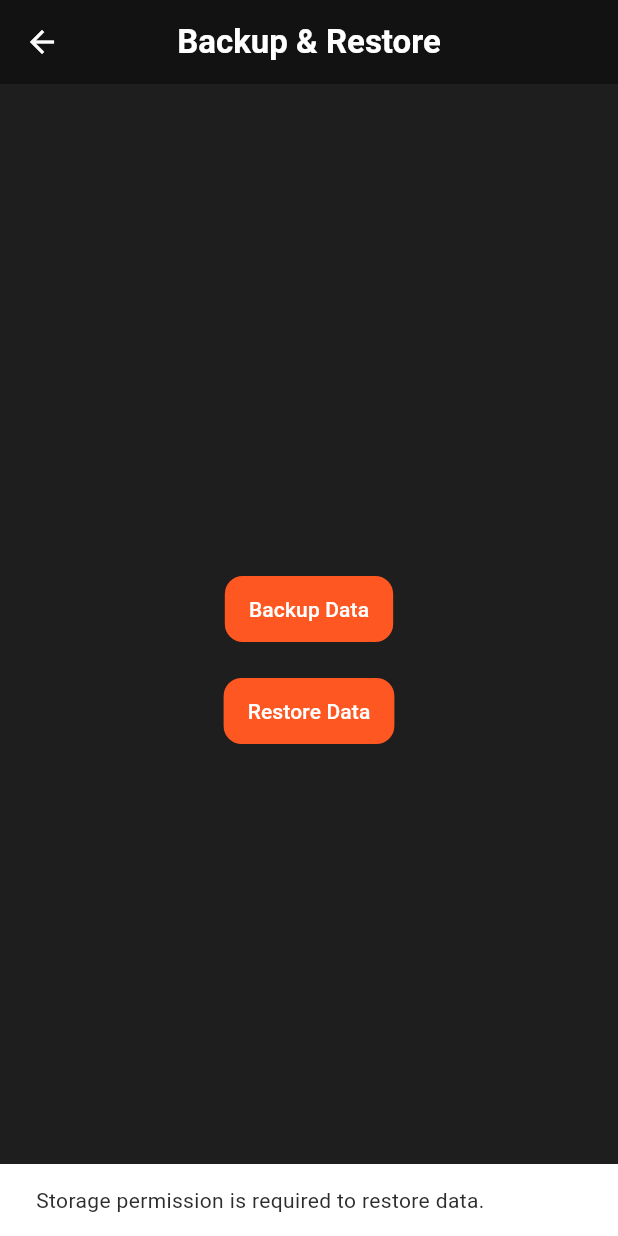
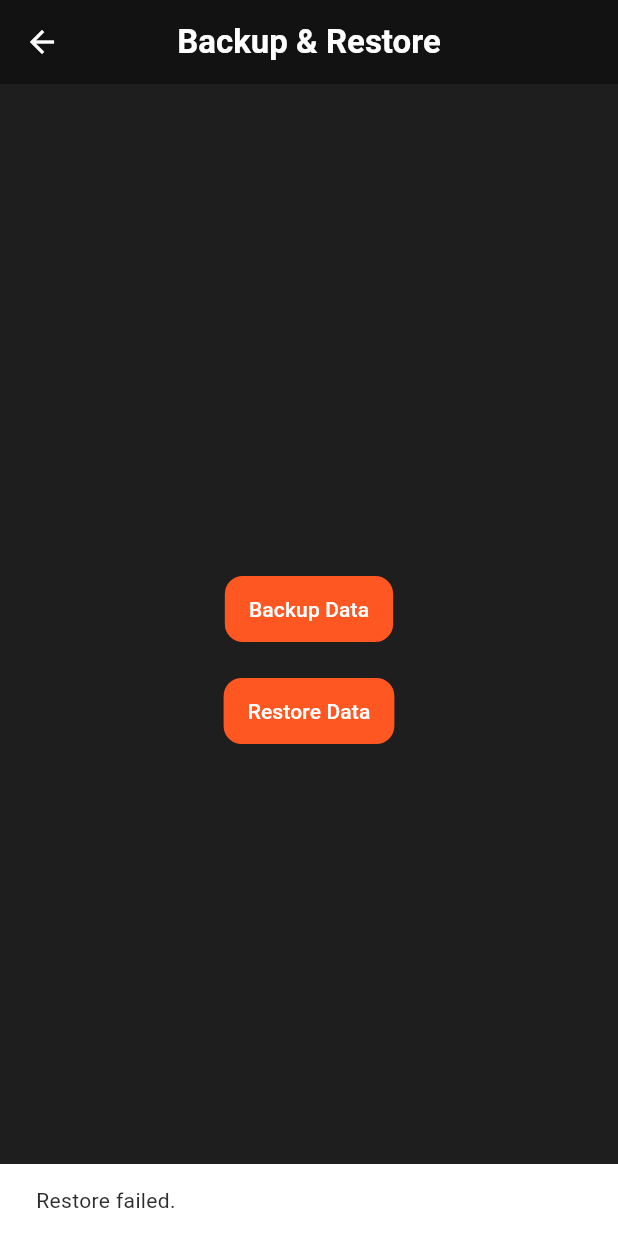
Before and after one commit to suvojit213/Dishtv-Agent-Trackerapp, a Flutter app: the BackupRestoreScreen screen opened by its route, after a tap on "Restore Data", on a phone screen of 412 x 824 dp. Run offline on Flutter 3.47's test engine with Material 3 defaults, Android fonts, the phone set to English and light mode, and no system bars; our stand-ins replace csv, equatable, file_picker, fl_chart, flutter_bloc, pdf and 5 more; accounts and stored records are empty.

Commit message:
Revert "fix: Improve backup and restore functionality"
This reverts commit f93ae4660da598b7a3199a01a19b257e054e67b6.

```diff
--- a/lib/data/datasources/local_data_source.dart
+++ b/lib/data/datasources/local_data_source.dart
@@ -396,7 +396,7 @@ class LocalDataSource {
     }
   }
 
-  '''  // Backup the database
+  // Backup the database
   Future<bool> backupDatabase() async {
     try {
       await closeDatabase(); // Close the database before backing up
@@ -412,12 +412,7 @@ class LocalDataSource {
 
         if (result != null) {
           final backupPath = join(result, 'dishtv_agent_tracker_backup.db');
-          final backupFile = File(backupPath);
-
-          // Read the database file as bytes and write to the backup file
-          final dbFileBytes = await dbFile.readAsBytes();
-          await backupFile.writeAsBytes(dbFileBytes, flush: true);
-
+          await dbFile.copy(backupPath);
           await init(); // Re-open the database
           return true;
         }
@@ -445,12 +440,8 @@ class LocalDataSource {
         final backupFile = File(result.files.single.path!);
         final dbFolder = await getDatabasesPath();
         final dbPath = join(dbFolder, AppConstants.databaseName);
-        final dbFile = File(dbPath);
 
-        // Read the backup file as bytes and write to the database file
-        final backupFileBytes = await backupFile.readAsBytes();
-        await dbFile.writeAsBytes(backupFileBytes, flush: true);
-
+        await backupFile.copy(dbPath);
         await init(); // Re-initialize the database
         return true;
       }
@@ -460,5 +451,5 @@ class LocalDataSource {
     }
     await init(); // Re-open the database if something went wrong
     return false;
-  }''
+  }
 }
--- a/lib/presentation/screens/backup_restore_screen.dart
+++ b/lib/presentation/screens/backup_restore_screen.dart
@@ -1,20 +1,8 @@
 import 'package:dishtv_agent_tracker/data/datasources/local_data_source.dart';
 import 'package:flutter/material.dart';
-import 'package:permission_handler/permission_handler.dart';
 
 class BackupRestoreScreen extends StatelessWidget {
   final LocalDataSource _localDataSource = LocalDataSource();
-
-  Future<bool> _requestPermissions() async {
-    var status = await Permission.storage.status;
-    if (!status.isGranted) {
-      final result = await Permission.storage.request();
-      if (result.isGranted) {
-        return true;
-      }
-    }
-    return false;
-  }
 
   @override
   Widget build(BuildContext context) {
@@ -28,44 +16,28 @@ class BackupRestoreScreen extends StatelessWidget {
           children: [
             ElevatedButton(
               onPressed: () async {
-                if (await _requestPermissions()) {
                 final success = await _localDataSource.backupDatabase();
                 ScaffoldMessenger.of(context).showSnackBar(
                   SnackBar(
                     content: Text(success
                         ? 'Backup successful!'
-                          : 'Backup failed. Please try again.'),
+                        : 'Backup failed.'),
                   ),
                 );
-                } else {
-                  ScaffoldMessenger.of(context).showSnackBar(
-                    SnackBar(
-                      content: Text('Storage permission is required to create a backup.'),
-                    ),
-                  );
-                }
               },
               child: Text('Backup Data'),
             ),
             SizedBox(height: 20),
             ElevatedButton(
               onPressed: () async {
-                if (await _requestPermissions()) {
                 final success = await _localDataSource.restoreDatabase();
                 ScaffoldMessenger.of(context).showSnackBar(
                   SnackBar(
                     content: Text(success
-                          ? 'Restore successful!\nPlease restart the app to see the changes.'
-                          : 'Restore failed. Please select a valid backup file.'),
+                        ? 'Restore successful!\nPlease restart the app.'
+                        : 'Restore failed.'),
                   ),
                 );
-                } else {
-                  ScaffoldMessenger.of(context).showSnackBar(
-                    SnackBar(
-                      content: Text('Storage permission is required to restore data.'),
-                    ),
-                  );
-                }
               },
               child: Text('Restore Data'),
             ),
```
Lines whose indentation alone changed are shown as unchanged.
